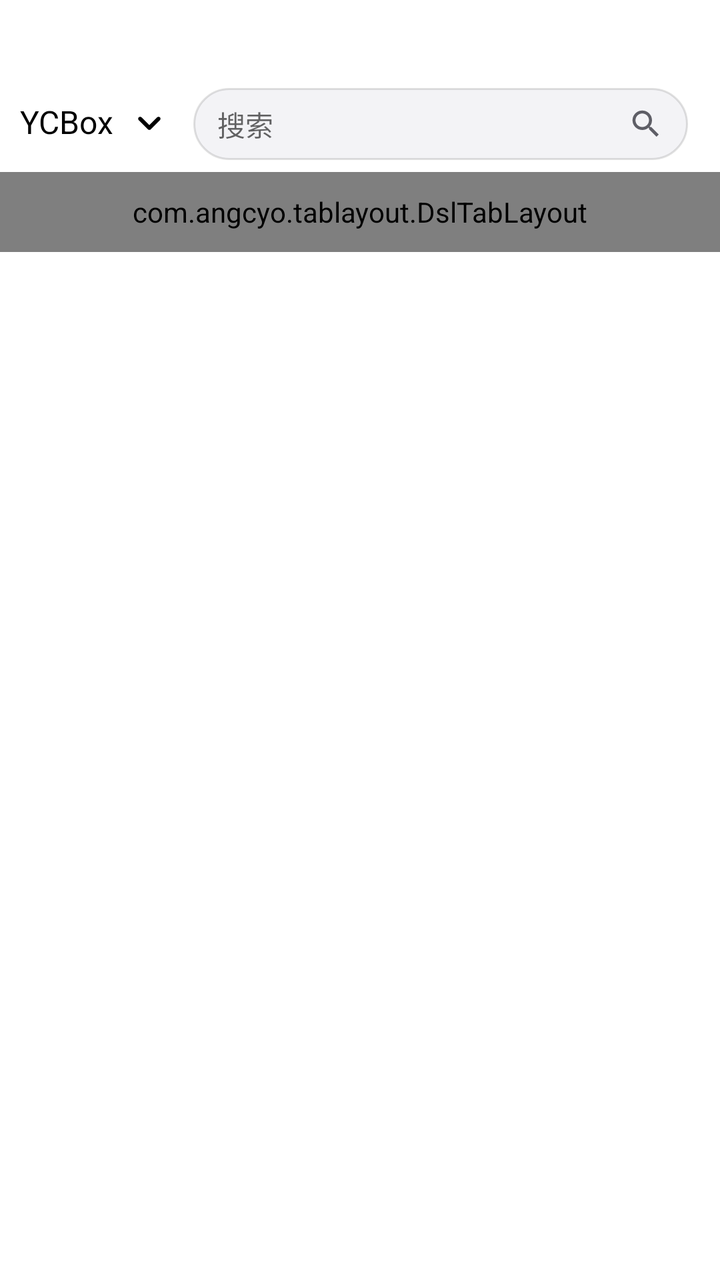
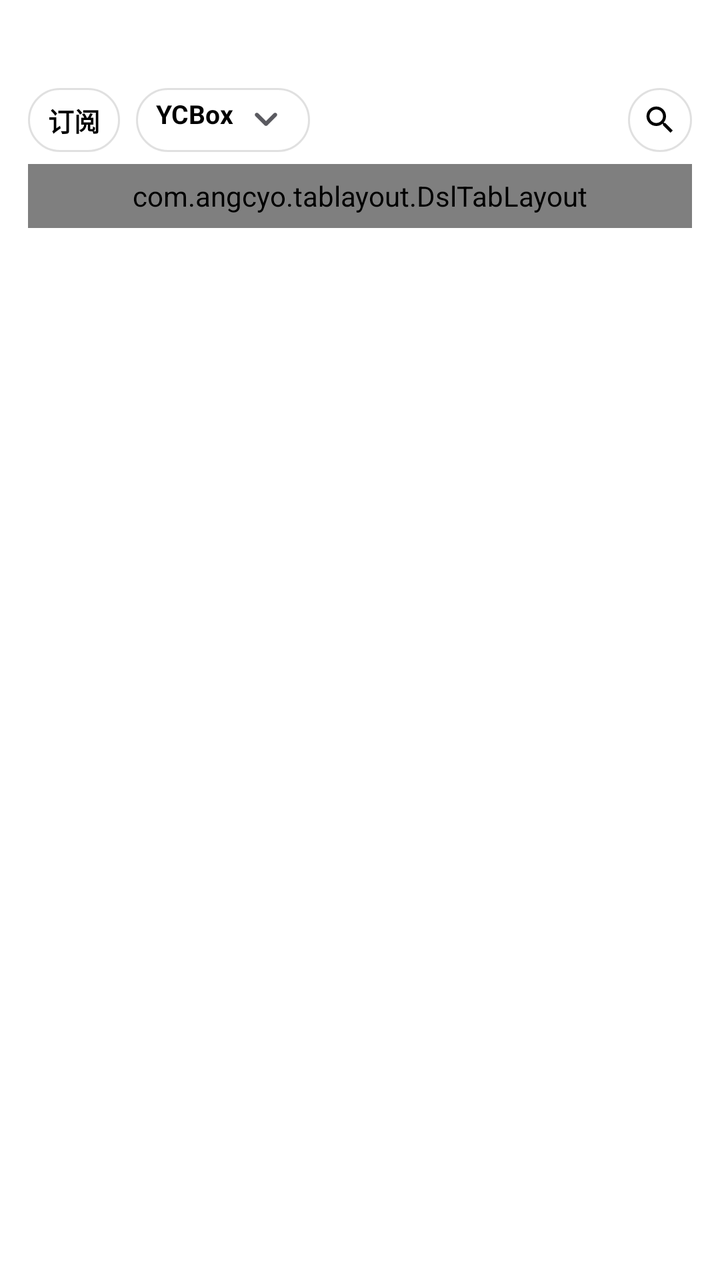

Two renders of the same Android screen: before a commit and after it. Below are the layout's source before the change and the commit's diff.
<!-- AndroidManifest.xml: application theme AppTheme -->
<!-- res/layout/fragment_home.xml -->
<?xml version="1.0" encoding="utf-8"?>
<LinearLayout xmlns:android="http://schemas.android.com/apk/res/android"
    xmlns:app="http://schemas.android.com/apk/res-auto"
    xmlns:tools="http://schemas.android.com/tools"
    android:orientation="vertical"
    android:layout_width="match_parent"
    android:layout_height="match_parent">

    <LinearLayout
        android:id="@+id/topLayout"
        android:layout_width="match_parent"
        android:layout_height="wrap_content"
        android:layout_marginTop="44dp"
        android:paddingHorizontal="10dp"
        android:orientation="horizontal"
        android:gravity="center_vertical"
        app:layout_constraintLeft_toLeftOf="parent"
        app:layout_constraintRight_toRightOf="parent"
        app:layout_constraintTop_toTopOf="parent">

        <LinearLayout
            android:id="@+id/nameContainer"
            android:layout_width="wrap_content"
            android:layout_height="wrap_content"
            android:gravity="center_vertical"
            android:orientation="horizontal">

            
            <ImageView
                android:id="@+id/ivSourceLogo"
                android:layout_width="26dp"
                android:layout_height="26dp"
                android:layout_marginRight="6dp"
                android:layout_marginEnd="6dp"
                android:scaleType="centerCrop"
                android:visibility="gone" />

            
            <TextView
                android:id="@+id/tvName"
                android:layout_width="wrap_content"
                android:layout_height="wrap_content"
                android:maxWidth="132dp"
                android:text="@string/app_name"
                android:textAlignment="gravity"
                android:textColor="@color/text_foreground"
                android:textSize="16dp"
                android:drawablePadding="6dp"
                android:singleLine="true"
                android:drawableRight="@drawable/ic_arrow_down"
                android:ellipsize="marquee"
                android:marqueeRepeatLimit="marquee_forever"
                android:focusable="true"
                android:focusableInTouchMode="true"
                />

        </LinearLayout>

        <TextView
            android:id="@+id/search"
            android:layout_width="wrap_content"
            android:layout_weight="1"
            android:layout_height="36dp"
            android:background="@drawable/bg_search_field"
            android:gravity="center_vertical"
            android:paddingHorizontal="12sp"
            android:hint="搜索"
            android:drawableTint="@color/gray_darker"
            android:layout_marginLeft="10dp"
            android:layout_marginRight="6dp"
            android:drawableRight="@drawable/ic_search_18"/>

        

        

    </LinearLayout>

    <LinearLayout
        android:id="@+id/contentLayout"
        android:layout_width="match_parent"
        android:layout_height="0dp"
        android:layout_weight="1"
        android:orientation="vertical">

        <com.angcyo.tablayout.DslTabLayout
            android:id="@+id/tab_layout"
            android:layout_width="match_parent"
            android:layout_height="40dp"
            app:tab_indicator_drawable="@drawable/indicator_flash"
            app:tab_indicator_enable_flash="true"
            app:tab_indicator_enable_flash_clip="true"
            app:tab_indicator_height="5dp"
            app:tab_indicator_width="16dp"
            app:tab_select_color="@color/colorPrimary"
            app:tab_text_min_size="14dp"
            app:tab_text_max_size="16dp"
            app:tab_enable_gradient_text_size="false"
            android:layout_marginTop="6dp"
            >

        </com.angcyo.tablayout.DslTabLayout>

        <androidx.viewpager.widget.ViewPager
            android:id="@+id/mViewPager"
            android:layout_width="match_parent"
            android:layout_height="match_parent"
            android:layout_marginTop="10dp"
            />
    </LinearLayout>
</LinearLayout>
<!-- resources referenced by this layout -->
<resources>
  <color name="colorPrimary">#FF1A1A20</color>
  <color name="gray_darker">#FF5E5E66</color>
  <color name="text_foreground">#FF000000</color>
  <!-- drawable bg_search_field (drawable) -->
  <?xml version="1.0" encoding="utf-8"?>
  <shape xmlns:android="http://schemas.android.com/apk/res/android"
      android:shape="rectangle">
      <solid android:color="@color/bg_field" />
      <stroke
          android:width="1dp"
          android:color="@color/stroke_subtle" />
      <corners android:radius="18dp" />
  </shape>
  <!-- drawable ic_arrow_down (drawable) -->
  <vector android:height="24dp" android:tint="@color/text_foreground"
      android:viewportHeight="960" android:viewportWidth="960"
      android:width="24dp" xmlns:android="http://schemas.android.com/apk/res/android">
      <path android:fillColor="@android:color/white" android:pathData="M480,598Q472,598 465,595.5Q458,593 452,587L268,403Q257,392 257,375Q257,358 268,347Q279,336 296,336Q313,336 324,347L480,503L636,347Q647,336 664,336Q681,336 692,347Q703,358 703,375Q703,392 692,403L508,587Q502,593 495,595.5Q488,598 480,598Z"/>
  </vector>
  <!-- drawable ic_search_18 (drawable) -->
  <vector android:height="18dp" android:tint="@color/text_foreground"
      android:viewportHeight="24" android:viewportWidth="24"
      android:width="18dp" xmlns:android="http://schemas.android.com/apk/res/android">
      <path android:fillColor="@android:color/white" android:pathData="M15.5,14h-0.79l-0.28,-0.27C15.41,12.59 16,11.11 16,9.5 16,5.91 13.09,3 9.5,3S3,5.91 3,9.5 5.91,16 9.5,16c1.61,0 3.09,-0.59 4.23,-1.57l0.27,0.28v0.79l5,4.99L20.49,19l-4.99,-5zM9.5,14C7.01,14 5,11.99 5,9.5S7.01,5 9.5,5 14,7.01 14,9.5 11.99,14 9.5,14z"/>
  </vector>
  <!-- drawable indicator_flash (drawable) -->
  <vector xmlns:android="http://schemas.android.com/apk/res/android"
      android:width="56dp"
      android:height="10dp"
      android:viewportWidth="56"
      android:viewportHeight="10">
    <path
        android:pathData="M28,10.003C17.359,10.003 7.535,8.017 1.047,4.555C0.033,4.014 -0.301,2.834 0.3,1.922C0.901,1.01 2.211,0.708 3.225,1.249C8.987,4.324 18.248,6.16 28,6.16C37.751,6.16 47.013,4.324 52.774,1.249C53.789,0.709 55.097,1.009 55.7,1.922C56.3,2.834 55.967,4.014 54.952,4.555C48.465,8.017 38.641,10.003 28,10.003Z"
        android:fillColor="@color/colorPrimary"
        android:fillType="evenOdd"/>
  </vector>
  <string name="app_name">YCBox</string>
  <style name="AppTheme" parent="Theme.MaterialComponents.Light.NoActionBar">
          
          <item name="colorPrimary">@color/colorPrimary</item>
          
          <item name="colorAccent">@color/colorAccent</item>
          
          <item name="android:windowBackground">@color/windowBackground</item>
          
          <item name="android:windowDrawsSystemBarBackgrounds">true</item>
          
          <item name="android:navigationBarColor">@color/windowBackground</item>
          
          <item name="android:windowLightNavigationBar">@bool/light_system_bar_icon</item>
      </style>
  <color name="bg_field">#CCF1F1F4</color>
  <color name="stroke_subtle">#1F000000</color>
  <color name="colorAccent">#FFC68500</color>
  <color name="windowBackground">#FFFFFFFF</color>
</resources>

<!-- the commit's change to res/layout/fragment_home.xml (unified diff, before → after) -->
@@ -1,111 +1,144 @@
 <?xml version="1.0" encoding="utf-8"?>
-<LinearLayout xmlns:android="http://schemas.android.com/apk/res/android"
+<FrameLayout xmlns:android="http://schemas.android.com/apk/res/android"
     xmlns:app="http://schemas.android.com/apk/res-auto"
     xmlns:tools="http://schemas.android.com/tools"
-    android:orientation="vertical"
     android:layout_width="match_parent"
-    android:layout_height="match_parent">
+    android:layout_height="match_parent"
+    android:clipChildren="false">
 
+    <FrameLayout
+        android:id="@+id/contentLayout"
+        android:layout_width="match_parent"
+        android:layout_height="match_parent">
+
+        <androidx.viewpager.widget.ViewPager
+            android:id="@+id/mViewPager"
+            android:layout_width="match_parent"
+            android:layout_height="match_parent" />
+
+    </FrameLayout>
+
+    
     <LinearLayout
         android:id="@+id/topLayout"
         android:layout_width="match_parent"
         android:layout_height="wrap_content"
-        android:layout_marginTop="44dp"
-        android:paddingHorizontal="10dp"
-        android:orientation="horizontal"
-        android:gravity="center_vertical"
-        app:layout_constraintLeft_toLeftOf="parent"
-        app:layout_constraintRight_toRightOf="parent"
-        app:layout_constraintTop_toTopOf="parent">
+        android:clipChildren="false"
+        android:clipToPadding="false"
+        android:clickable="false"
+        android:focusable="false"
+        android:orientation="vertical"
+        android:paddingHorizontal="14dp"
+        android:paddingTop="44dp">
 
-        <LinearLayout
-            android:id="@+id/nameContainer"
-            android:layout_width="wrap_content"
+        
+        <androidx.constraintlayout.widget.ConstraintLayout
+            android:layout_width="match_parent"
             android:layout_height="wrap_content"
-            android:gravity="center_vertical"
-            android:orientation="horizontal">
-
-            
-            <ImageView
-                android:id="@+id/ivSourceLogo"
-                android:layout_width="26dp"
-                android:layout_height="26dp"
-                android:layout_marginRight="6dp"
-                android:layout_marginEnd="6dp"
-                android:scaleType="centerCrop"
-                android:visibility="gone" />
+            android:clipChildren="false">
 
             
             <TextView
-                android:id="@+id/tvName"
+                android:id="@+id/subContainer"
                 android:layout_width="wrap_content"
-                android:layout_height="wrap_content"
-                android:maxWidth="132dp"
-                android:text="@string/app_name"
-                android:textAlignment="gravity"
+                android:layout_height="32dp"
+                android:background="@drawable/bg_glass_capsule"
+                android:contentDescription="订阅"
+                android:ellipsize="end"
+                android:gravity="center"
+                android:maxLines="1"
+                android:paddingHorizontal="10dp"
+                android:text="订阅"
                 android:textColor="@color/text_foreground"
-                android:textSize="16dp"
-                android:drawablePadding="6dp"
-                android:singleLine="true"
-                android:drawableRight="@drawable/ic_arrow_down"
-                android:ellipsize="marquee"
-                android:marqueeRepeatLimit="marquee_forever"
-                android:focusable="true"
-                android:focusableInTouchMode="true"
-                />
+                android:textSize="13sp"
+                android:textStyle="bold"
+                app:layout_constrainedWidth="true"
+                app:layout_constraintEnd_toStartOf="@id/nameContainer"
+                app:layout_constraintHorizontal_bias="0"
+                app:layout_constraintHorizontal_chainStyle="packed"
+                app:layout_constraintStart_toStartOf="parent"
+                app:layout_constraintTop_toTopOf="parent" />
 
-        </LinearLayout>
+            
+            <LinearLayout
+                android:id="@+id/nameContainer"
+                android:layout_width="wrap_content"
+                android:layout_height="32dp"
+                android:layout_marginStart="8dp"
+                android:background="@drawable/bg_glass_capsule"
+                android:gravity="center_vertical"
+                android:orientation="horizontal"
+                android:paddingHorizontal="10dp"
+                app:layout_constrainedWidth="true"
+                app:layout_constraintEnd_toStartOf="@id/search"
+                app:layout_constraintStart_toEndOf="@id/subContainer"
+                app:layout_constraintTop_toTopOf="parent">
 
-        <TextView
-            android:id="@+id/search"
-            android:layout_width="wrap_content"
-            android:layout_weight="1"
-            android:layout_height="36dp"
-            android:background="@drawable/bg_search_field"
-            android:gravity="center_vertical"
-            android:paddingHorizontal="12sp"
-            android:hint="搜索"
-            android:drawableTint="@color/gray_darker"
-            android:layout_marginLeft="10dp"
-            android:layout_marginRight="6dp"
-            android:drawableRight="@drawable/ic_search_18"/>
+                <ImageView
+                    android:id="@+id/ivSourceLogo"
+                    android:layout_width="20dp"
+                    android:layout_height="20dp"
+                    android:layout_marginEnd="4dp"
+                    android:scaleType="centerCrop"
+                    android:visibility="gone" />
+
+                <TextView
+                    android:id="@+id/tvName"
+                    android:layout_width="wrap_content"
+                    android:layout_height="wrap_content"
+                    android:drawablePadding="4dp"
+                    android:drawableRight="@drawable/ic_arrow_down"
+                    android:drawableTint="@color/text_sub_foreground"
+                    android:ellipsize="marquee"
+                    android:focusable="true"
+                    android:focusableInTouchMode="true"
+                    android:marqueeRepeatLimit="marquee_forever"
+                    android:singleLine="true"
+                    android:text="@string/app_name"
+                    android:textColor="@color/text_foreground"
+                    android:textSize="13sp"
+                    android:textStyle="bold" />
+
+            </LinearLayout>
+
+            <ImageView
+                android:id="@+id/search"
+                android:layout_width="32dp"
+                android:layout_height="32dp"
+                android:background="@drawable/bg_glass_capsule"
+                android:contentDescription="搜索"
+                android:padding="7dp"
+                android:src="@drawable/ic_search_18"
+                app:layout_constraintEnd_toEndOf="parent"
+                app:layout_constraintTop_toTopOf="parent"
+                app:tint="@color/text_foreground" />
+
+        </androidx.constraintlayout.widget.ConstraintLayout>
 
         
+        <FrameLayout
+            android:id="@+id/tabGlassBar"
+            android:layout_width="match_parent"
+            android:layout_height="32dp"
+            android:layout_marginTop="6dp"
+            android:clipChildren="false"
+            android:background="@drawable/bg_glass_capsule">
 
-        
+            <com.angcyo.tablayout.DslTabLayout
+                android:id="@+id/tab_layout"
+                android:layout_width="match_parent"
+                android:layout_height="match_parent"
+                android:paddingHorizontal="4dp"
+                app:tab_deselect_color="@color/text_sub_foreground"
+                app:tab_draw_indicator="false"
+                app:tab_enable_gradient_text_size="false"
+                app:tab_item_default_height="32dp"
+                app:tab_select_color="@color/dock_accent"
+                app:tab_text_max_size="15dp"
+                app:tab_text_min_size="15dp" />
+
+        </FrameLayout>
 
     </LinearLayout>
 
-    <LinearLayout
-        android:id="@+id/contentLayout"
-        android:layout_width="match_parent"
-        android:layout_height="0dp"
-        android:layout_weight="1"
-        android:orientation="vertical">
-
-        <com.angcyo.tablayout.DslTabLayout
-            android:id="@+id/tab_layout"
-            android:layout_width="match_parent"
-            android:layout_height="40dp"
-            app:tab_indicator_drawable="@drawable/indicator_flash"
-            app:tab_indicator_enable_flash="true"
-            app:tab_indicator_enable_flash_clip="true"
-            app:tab_indicator_height="5dp"
-            app:tab_indicator_width="16dp"
-            app:tab_select_color="@color/colorPrimary"
-            app:tab_text_min_size="14dp"
-            app:tab_text_max_size="16dp"
-            app:tab_enable_gradient_text_size="false"
-            android:layout_marginTop="6dp"
-            >
-
-        </com.angcyo.tablayout.DslTabLayout>
-
-        <androidx.viewpager.widget.ViewPager
-            android:id="@+id/mViewPager"
-            android:layout_width="match_parent"
-            android:layout_height="match_parent"
-            android:layout_marginTop="10dp"
-            />
-    </LinearLayout>
-</LinearLayout>
+</FrameLayout>
<!-- resource entries referenced after the edit -->
@@ -1,17 +1,18 @@
 <!-- resources referenced by this layout -->
 <resources>
+  <color name="dock_accent">#C68500</color>
   <color name="colorPrimary">#FF1A1A20</color>
-  <color name="gray_darker">#FF5E5E66</color>
   <color name="text_foreground">#FF000000</color>
-  <!-- drawable bg_search_field (drawable) -->
+  <color name="text_sub_foreground">#FF5A5A60</color>
+  <!-- drawable bg_glass_capsule (drawable) -->
   <?xml version="1.0" encoding="utf-8"?>
   <shape xmlns:android="http://schemas.android.com/apk/res/android"
       android:shape="rectangle">
-      <solid android:color="@color/bg_field" />
+      <solid android:color="@color/glass_fill_static" />
+      <corners android:radius="16dp" />
       <stroke
           android:width="1dp"
-          android:color="@color/stroke_subtle" />
-      <corners android:radius="18dp" />
+          android:color="@color/glass_stroke" />
   </shape>
   <!-- drawable ic_arrow_down (drawable) -->
   <vector android:height="24dp" android:tint="@color/text_foreground"
@@ -24,17 +25,6 @@
       android:viewportHeight="24" android:viewportWidth="24"
       android:width="18dp" xmlns:android="http://schemas.android.com/apk/res/android">
       <path android:fillColor="@android:color/white" android:pathData="M15.5,14h-0.79l-0.28,-0.27C15.41,12.59 16,11.11 16,9.5 16,5.91 13.09,3 9.5,3S3,5.91 3,9.5 5.91,16 9.5,16c1.61,0 3.09,-0.59 4.23,-1.57l0.27,0.28v0.79l5,4.99L20.49,19l-4.99,-5zM9.5,14C7.01,14 5,11.99 5,9.5S7.01,5 9.5,5 14,7.01 14,9.5 11.99,14 9.5,14z"/>
-  </vector>
-  <!-- drawable indicator_flash (drawable) -->
-  <vector xmlns:android="http://schemas.android.com/apk/res/android"
-      android:width="56dp"
-      android:height="10dp"
-      android:viewportWidth="56"
-      android:viewportHeight="10">
-    <path
-        android:pathData="M28,10.003C17.359,10.003 7.535,8.017 1.047,4.555C0.033,4.014 -0.301,2.834 0.3,1.922C0.901,1.01 2.211,0.708 3.225,1.249C8.987,4.324 18.248,6.16 28,6.16C37.751,6.16 47.013,4.324 52.774,1.249C53.789,0.709 55.097,1.009 55.7,1.922C56.3,2.834 55.967,4.014 54.952,4.555C48.465,8.017 38.641,10.003 28,10.003Z"
-        android:fillColor="@color/colorPrimary"
-        android:fillType="evenOdd"/>
   </vector>
   <string name="app_name">YCBox</string>
   <style name="AppTheme" parent="Theme.MaterialComponents.Light.NoActionBar">
@@ -51,8 +41,8 @@
           
           <item name="android:windowLightNavigationBar">@bool/light_system_bar_icon</item>
       </style>
-  <color name="bg_field">#CCF1F1F4</color>
-  <color name="stroke_subtle">#1F000000</color>
+  <color name="glass_fill_static">#CCFFFFFF</color>
+  <color name="glass_stroke">#1F000000</color>
   <color name="colorAccent">#FFC68500</color>
   <color name="windowBackground">#FFFFFFFF</color>
 </resources>
